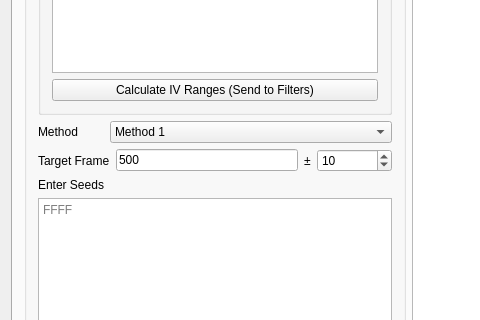
Old version of the form Forms/Gen3/Stationary3.ui in the repository papajefe/Gen-3-Seed-Assistant; both pictures show x 0 to 480 and y 275 to 595 of the 1200 by 700 pixel window.
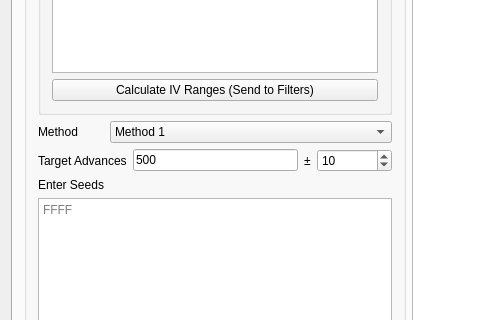
New version of the form. Icons and pictures are not drawn. Custom widgets are drawn as their Qt base class.

Commit message: Change to Target Advances

What changed in the file:
```diff
--- a/Forms/Gen3/Stationary3.ui
+++ b/Forms/Gen3/Stationary3.ui
@@ -103,7 +103,7 @@
                </sizepolicy>
               </property>
               <property name="text">
-               <string>Target Frame</string>
+               <string>Target Advances</string>
               </property>
              </widget>
             </item>
```
